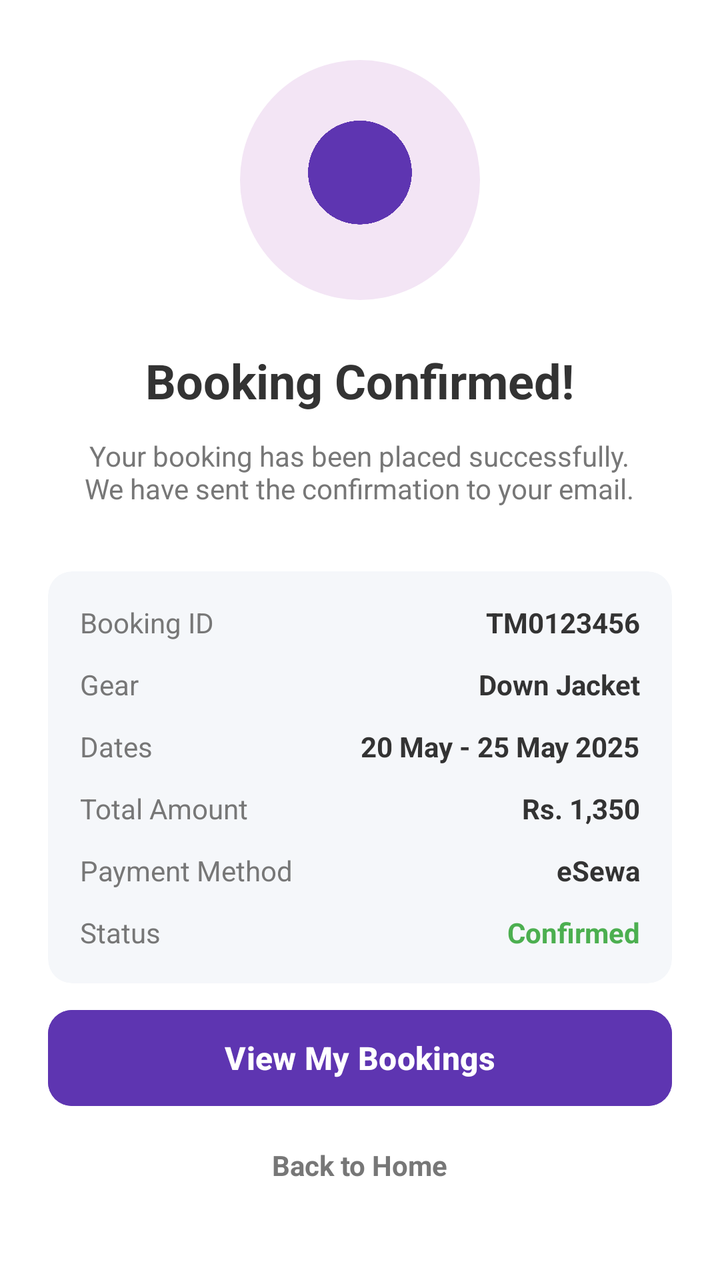
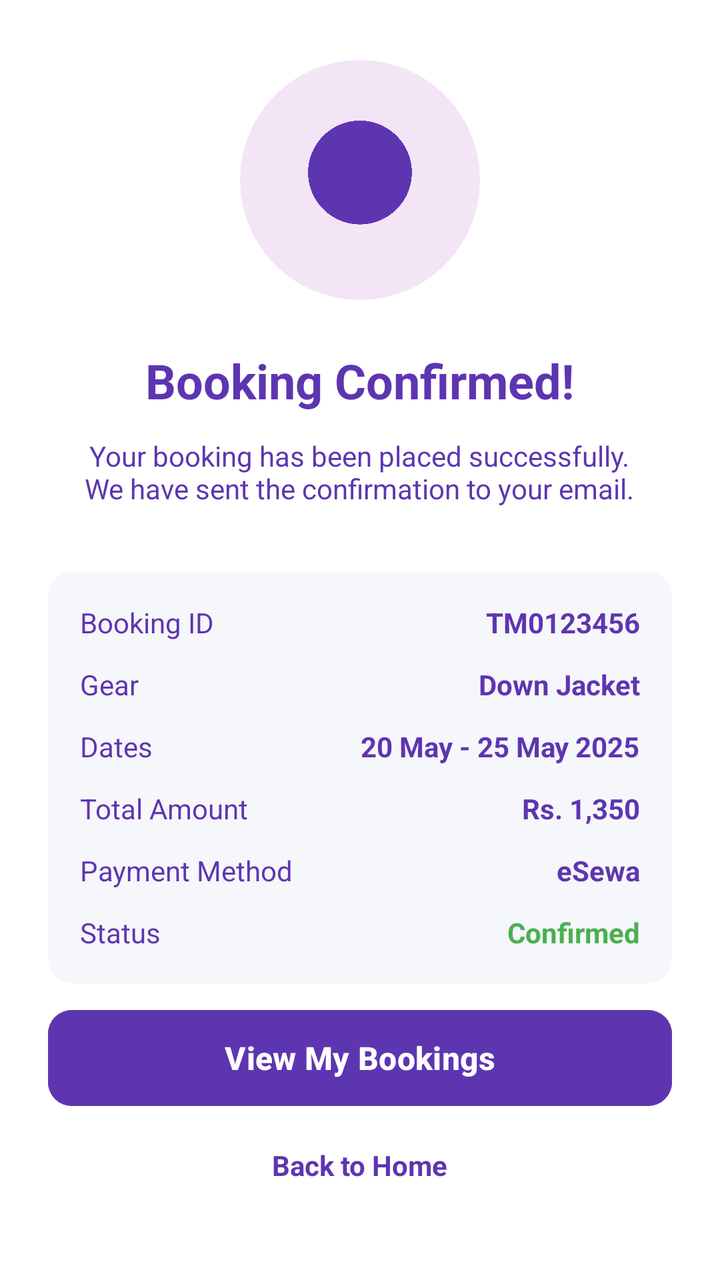

Screens rendered from an Android XML layout before and after an edit, with the pre-edit source and the edit as a unified diff.
<!-- AndroidManifest.xml: application theme Theme.TrekMateNepal -->
<!-- res/layout/activity_booking_success.xml -->
<?xml version="1.0" encoding="utf-8"?>
<androidx.constraintlayout.widget.ConstraintLayout xmlns:android="http://schemas.android.com/apk/res/android"
    xmlns:app="http://schemas.android.com/apk/res-auto"
    xmlns:tools="http://schemas.android.com/tools"
    android:layout_width="match_parent"
    android:layout_height="match_parent"
    android:background="#FFFFFF"
    android:padding="24dp">

    <LinearLayout
        android:layout_width="match_parent"
        android:layout_height="wrap_content"
        android:gravity="center"
        android:orientation="vertical"
        app:layout_constraintBottom_toTopOf="@+id/btnViewBookings"
        app:layout_constraintTop_toTopOf="parent"
        app:layout_constraintVertical_bias="0.4">

        <ImageView
            android:layout_width="120dp"
            android:layout_height="120dp"
            android:background="@drawable/bg_circle_purple"
            android:padding="30dp"
            android:src="@drawable/ic_addicon"
            app:tint="#5E35B1" />

        <TextView
            android:layout_width="wrap_content"
            android:layout_height="wrap_content"
            android:layout_marginTop="24dp"
            android:text="Booking Confirmed!"
            android:textColor="#333333"
            android:textSize="24sp"
            android:textStyle="bold" />

        <TextView
            android:layout_width="wrap_content"
            android:layout_height="wrap_content"
            android:layout_marginTop="12dp"
            android:gravity="center"
            android:text="Your booking has been placed successfully.\nWe have sent the confirmation to your email."
            android:textColor="#777777"
            android:textSize="14sp" />

        <androidx.cardview.widget.CardView
            android:layout_width="match_parent"
            android:layout_height="wrap_content"
            android:layout_marginTop="32dp"
            app:cardCornerRadius="12dp"
            app:cardElevation="0dp"
            app:cardBackgroundColor="#F5F7FA">

            <LinearLayout
                android:layout_width="match_parent"
                android:layout_height="wrap_content"
                android:orientation="vertical"
                android:padding="16dp">

                <LinearLayout
                    android:layout_width="match_parent"
                    android:layout_height="wrap_content"
                    android:orientation="horizontal">
                    <TextView
                        android:layout_width="0dp"
                        android:layout_height="wrap_content"
                        android:layout_weight="1"
                        android:text="Booking ID"
                        android:textColor="#777777" />
                    <TextView
                        android:layout_width="wrap_content"
                        android:layout_height="wrap_content"
                        android:text="TM0123456"
                        android:textColor="#333333"
                        android:textStyle="bold" />
                </LinearLayout>

                <LinearLayout
                    android:layout_width="match_parent"
                    android:layout_height="wrap_content"
                    android:layout_marginTop="12dp"
                    android:orientation="horizontal">
                    <TextView
                        android:layout_width="0dp"
                        android:layout_height="wrap_content"
                        android:layout_weight="1"
                        android:text="Gear"
                        android:textColor="#777777" />
                    <TextView
                        android:layout_width="wrap_content"
                        android:layout_height="wrap_content"
                        android:text="Down Jacket"
                        android:textColor="#333333"
                        android:textStyle="bold" />
                </LinearLayout>

                <LinearLayout
                    android:layout_width="match_parent"
                    android:layout_height="wrap_content"
                    android:layout_marginTop="12dp"
                    android:orientation="horizontal">
                    <TextView
                        android:layout_width="0dp"
                        android:layout_height="wrap_content"
                        android:layout_weight="1"
                        android:text="Dates"
                        android:textColor="#777777" />
                    <TextView
                        android:layout_width="wrap_content"
                        android:layout_height="wrap_content"
                        android:text="20 May - 25 May 2025"
                        android:textColor="#333333"
                        android:textStyle="bold" />
                </LinearLayout>

                <LinearLayout
                    android:layout_width="match_parent"
                    android:layout_height="wrap_content"
                    android:layout_marginTop="12dp"
                    android:orientation="horizontal">
                    <TextView
                        android:layout_width="0dp"
                        android:layout_height="wrap_content"
                        android:layout_weight="1"
                        android:text="Total Amount"
                        android:textColor="#777777" />
                    <TextView
                        android:layout_width="wrap_content"
                        android:layout_height="wrap_content"
                        android:text="Rs. 1,350"
                        android:textColor="#333333"
                        android:textStyle="bold" />
                </LinearLayout>

                <LinearLayout
                    android:layout_width="match_parent"
                    android:layout_height="wrap_content"
                    android:layout_marginTop="12dp"
                    android:orientation="horizontal">
                    <TextView
                        android:layout_width="0dp"
                        android:layout_height="wrap_content"
                        android:layout_weight="1"
                        android:text="Payment Method"
                        android:textColor="#777777" />
                    <TextView
                        android:layout_width="wrap_content"
                        android:layout_height="wrap_content"
                        android:text="eSewa"
                        android:textColor="#333333"
                        android:textStyle="bold" />
                </LinearLayout>

                <LinearLayout
                    android:layout_width="match_parent"
                    android:layout_height="wrap_content"
                    android:layout_marginTop="12dp"
                    android:orientation="horizontal">
                    <TextView
                        android:layout_width="0dp"
                        android:layout_height="wrap_content"
                        android:layout_weight="1"
                        android:text="Status"
                        android:textColor="#777777" />
                    <TextView
                        android:layout_width="wrap_content"
                        android:layout_height="wrap_content"
                        android:text="Confirmed"
                        android:textColor="#4CAF50"
                        android:textStyle="bold" />
                </LinearLayout>

            </LinearLayout>

        </androidx.cardview.widget.CardView>

    </LinearLayout>

    <Button
        android:id="@+id/btnViewBookings"
        android:layout_width="match_parent"
        android:layout_height="56dp"
        android:layout_marginBottom="16dp"
        android:backgroundTint="#5E35B1"
        android:text="View My Bookings"
        android:textAllCaps="false"
        android:textColor="#FFFFFF"
        android:textSize="16sp"
        android:textStyle="bold"
        app:cornerRadius="12dp"
        app:layout_constraintBottom_toTopOf="@+id/btnBackHome" />

    <TextView
        android:id="@+id/btnBackHome"
        android:layout_width="wrap_content"
        android:layout_height="wrap_content"
        android:layout_marginBottom="24dp"
        android:text="Back to Home"
        android:textColor="#777777"
        android:textStyle="bold"
        app:layout_constraintBottom_toBottomOf="parent"
        app:layout_constraintEnd_toEndOf="parent"
        app:layout_constraintStart_toStartOf="parent" />

</androidx.constraintlayout.widget.ConstraintLayout>
<!-- resources referenced by this layout -->
<resources>
  <!-- drawable bg_circle_purple (drawable) -->
  <?xml version="1.0" encoding="utf-8"?>
  <shape xmlns:android="http://schemas.android.com/apk/res/android"
      android:shape="oval">
      <solid android:color="#F3E5F5" />
  </shape>
  <!-- drawable ic_addicon: png bitmap (drawable, 86409 bytes) -->
  <style name="Theme.TrekMateNepal" parent="Base.Theme.TrekMateNepal" />
  <style name="Base.Theme.TrekMateNepal" parent="Theme.Material3.DayNight.NoActionBar">
          
          
      </style>
</resources>

<!-- the commit's change to res/layout/activity_booking_success.xml (unified diff, before → after) -->
@@ -29,7 +29,7 @@
             android:layout_height="wrap_content"
             android:layout_marginTop="24dp"
             android:text="Booking Confirmed!"
-            android:textColor="#333333"
+            android:textColor="@color/purple_primary"
             android:textSize="24sp"
             android:textStyle="bold" />
 
@@ -39,7 +39,7 @@
             android:layout_marginTop="12dp"
             android:gravity="center"
             android:text="Your booking has been placed successfully.\nWe have sent the confirmation to your email."
-            android:textColor="#777777"
+            android:textColor="@color/purple_primary"
             android:textSize="14sp" />
 
         <androidx.cardview.widget.CardView
@@ -65,12 +65,12 @@
                         android:layout_height="wrap_content"
                         android:layout_weight="1"
                         android:text="Booking ID"
-                        android:textColor="#777777" />
+                        android:textColor="@color/purple_primary" />
                     <TextView
                         android:layout_width="wrap_content"
                         android:layout_height="wrap_content"
                         android:text="TM0123456"
-                        android:textColor="#333333"
+                        android:textColor="@color/purple_primary"
                         android:textStyle="bold" />
                 </LinearLayout>
 
@@ -84,12 +84,12 @@
                         android:layout_height="wrap_content"
                         android:layout_weight="1"
                         android:text="Gear"
-                        android:textColor="#777777" />
+                        android:textColor="@color/purple_primary" />
                     <TextView
                         android:layout_width="wrap_content"
                         android:layout_height="wrap_content"
                         android:text="Down Jacket"
-                        android:textColor="#333333"
+                        android:textColor="@color/purple_primary"
                         android:textStyle="bold" />
                 </LinearLayout>
 
@@ -103,12 +103,12 @@
                         android:layout_height="wrap_content"
                         android:layout_weight="1"
                         android:text="Dates"
-                        android:textColor="#777777" />
+                        android:textColor="@color/purple_primary" />
                     <TextView
                         android:layout_width="wrap_content"
                         android:layout_height="wrap_content"
                         android:text="20 May - 25 May 2025"
-                        android:textColor="#333333"
+                        android:textColor="@color/purple_primary"
                         android:textStyle="bold" />
                 </LinearLayout>
 
@@ -122,12 +122,12 @@
                         android:layout_height="wrap_content"
                         android:layout_weight="1"
                         android:text="Total Amount"
-                        android:textColor="#777777" />
+                        android:textColor="@color/purple_primary" />
                     <TextView
                         android:layout_width="wrap_content"
                         android:layout_height="wrap_content"
                         android:text="Rs. 1,350"
-                        android:textColor="#333333"
+                        android:textColor="@color/purple_primary"
                         android:textStyle="bold" />
                 </LinearLayout>
 
@@ -141,12 +141,12 @@
                         android:layout_height="wrap_content"
                         android:layout_weight="1"
                         android:text="Payment Method"
-                        android:textColor="#777777" />
+                        android:textColor="@color/purple_primary" />
                     <TextView
                         android:layout_width="wrap_content"
                         android:layout_height="wrap_content"
                         android:text="eSewa"
-                        android:textColor="#333333"
+                        android:textColor="@color/purple_primary"
                         android:textStyle="bold" />
                 </LinearLayout>
 
@@ -160,7 +160,7 @@
                         android:layout_height="wrap_content"
                         android:layout_weight="1"
                         android:text="Status"
-                        android:textColor="#777777" />
+                        android:textColor="@color/purple_primary" />
                     <TextView
                         android:layout_width="wrap_content"
                         android:layout_height="wrap_content"
@@ -195,7 +195,7 @@
         android:layout_height="wrap_content"
         android:layout_marginBottom="24dp"
         android:text="Back to Home"
-        android:textColor="#777777"
+        android:textColor="@color/purple_primary"
         android:textStyle="bold"
         app:layout_constraintBottom_toBottomOf="parent"
         app:layout_constraintEnd_toEndOf="parent"
<!-- resource entries referenced after the edit -->
@@ -1,5 +1,6 @@
 <!-- resources referenced by this layout -->
 <resources>
+  <color name="purple_primary">#5E35B1</color>
   <!-- drawable bg_circle_purple (drawable) -->
   <?xml version="1.0" encoding="utf-8"?>
   <shape xmlns:android="http://schemas.android.com/apk/res/android"
